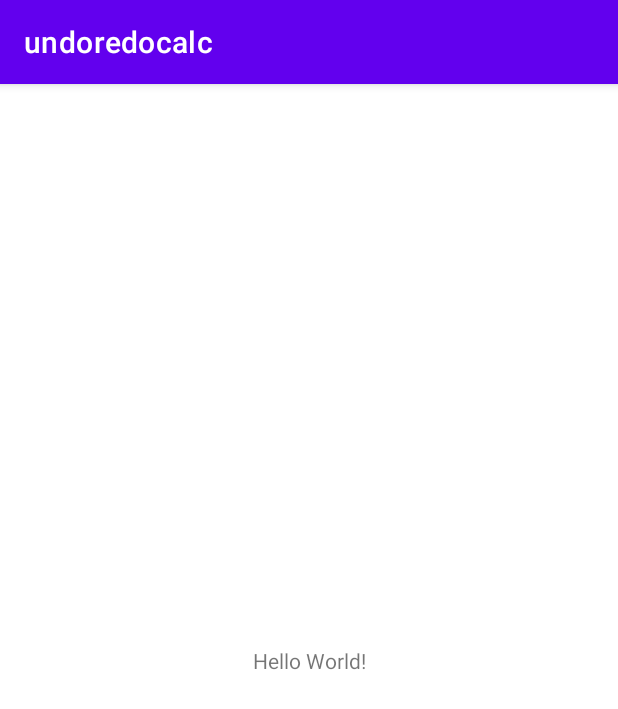
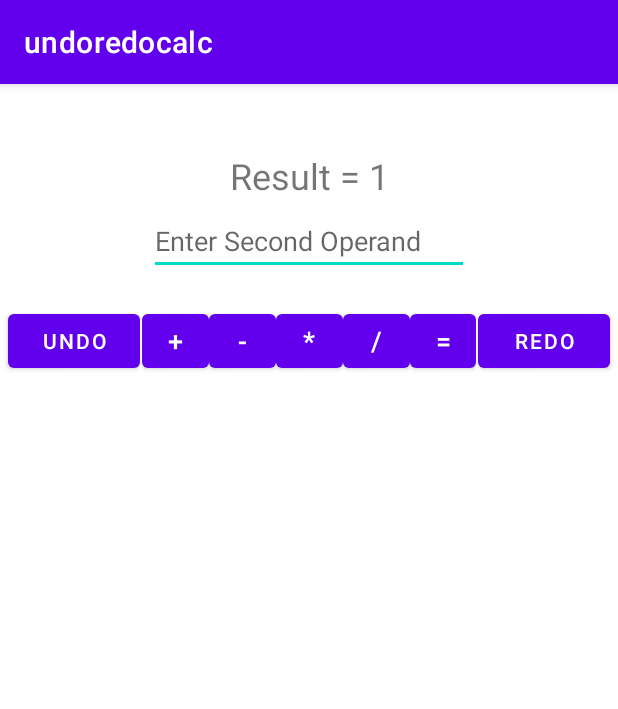
Before and after one commit to iHeroGH/UndoRedoCalc, an Android app: the screen it shows after launch (MainActivity), on a phone screen of 412 x 824 dp. Shown: the top 709 px of the screen. Run offline under Robolectric (Android 15) with nearby library versions, the phone set to English and light mode, and no system bars.

Commit message:
Created the main UI (text enter, operators, undo/redo)

```diff
--- a/app/build.gradle
+++ b/app/build.gradle
@@ -33,6 +33,7 @@ dependencies {
     implementation 'androidx.appcompat:appcompat:1.2.0'
     implementation 'com.google.android.material:material:1.3.0'
     implementation 'androidx.constraintlayout:constraintlayout:2.0.4'
+    implementation 'androidx.gridlayout:gridlayout:1.0.0'
     testImplementation 'junit:junit:4.+'
     androidTestImplementation 'androidx.test.ext:junit:1.1.2'
     androidTestImplementation 'androidx.test.espresso:espresso-core:3.3.0'
--- a/app/src/main/java/georgematta/undoredocalc/MainActivity.java
+++ b/app/src/main/java/georgematta/undoredocalc/MainActivity.java
@@ -3,8 +3,29 @@ package georgematta.undoredocalc;
 import androidx.appcompat.app.AppCompatActivity;
 
 import android.os.Bundle;
+import android.util.Log;
+import android.view.View;
+import android.widget.Button;
+import android.widget.TextView;
 
 public class MainActivity extends AppCompatActivity {
+
+    private String operator;
+    private String secondOperand;
+
+    public void eqClick(View view){
+        return;
+    }
+
+    public void operClick(View view){
+
+        String operatorChosen = ((Button) view).getText().toString();
+
+        this.operator = operatorChosen;
+
+        Log.i("New Operator Chosen", this.operator);
+
+    }
 
     @Override
     protected void onCreate(Bundle savedInstanceState) {
--- a/app/src/main/res/layout/activity_main.xml
+++ b/app/src/main/res/layout/activity_main.xml
@@ -7,12 +7,111 @@
     tools:context=".MainActivity">
 
     <TextView
+        android:id="@+id/resultTextView"
+        android:layout_width="134dp"
+        android:layout_height="32dp"
+        android:layout_marginStart="141dp"
+        android:layout_marginTop="24dp"
+        android:layout_marginEnd="141dp"
+        android:layout_marginBottom="671dp"
+        android:text="Result = 1"
+        android:textAlignment="center"
+        android:textSize="24sp"
+        app:layout_constraintBottom_toBottomOf="parent"
+        app:layout_constraintEnd_toEndOf="parent"
+        app:layout_constraintStart_toStartOf="parent"
+        app:layout_constraintTop_toTopOf="parent" />
+
+    <EditText
+        android:id="@+id/editTextNumber"
         android:layout_width="wrap_content"
         android:layout_height="wrap_content"
-        android:text="Hello World!"
-        app:layout_constraintBottom_toBottomOf="parent"
-        app:layout_constraintLeft_toLeftOf="parent"
-        app:layout_constraintRight_toRightOf="parent"
-        app:layout_constraintTop_toTopOf="parent" />
+        android:layout_marginStart="100dp"
+        android:layout_marginTop="5dp"
+        android:layout_marginEnd="100dp"
+        android:ems="10"
+        android:hint="Enter Second Operand"
+        android:inputType="number"
+        app:layout_constraintEnd_toEndOf="parent"
+        app:layout_constraintStart_toStartOf="parent"
+        app:layout_constraintTop_toBottomOf="@+id/resultTextView" />
+
+    <Button
+        android:id="@+id/undoButton"
+        android:layout_width="wrap_content"
+        android:layout_height="wrap_content"
+        android:layout_marginStart="5dp"
+        android:layout_marginTop="20dp"
+        android:text="Undo"
+        app:layout_constraintStart_toStartOf="parent"
+        app:layout_constraintTop_toBottomOf="@+id/editTextNumber" />
+
+    <Button
+        android:id="@+id/redoButton"
+        android:layout_width="wrap_content"
+        android:layout_height="wrap_content"
+        android:layout_marginTop="20dp"
+        android:layout_marginEnd="5dp"
+        android:text="Redo"
+        app:layout_constraintEnd_toEndOf="parent"
+        app:layout_constraintTop_toBottomOf="@+id/editTextNumber" />
+
+    <LinearLayout
+        android:layout_width="0dp"
+        android:layout_height="50dp"
+        android:layout_marginStart="1dp"
+        android:layout_marginTop="20dp"
+        android:layout_marginEnd="1dp"
+        android:orientation="horizontal"
+        app:layout_constraintEnd_toStartOf="@+id/redoButton"
+        app:layout_constraintStart_toEndOf="@+id/undoButton"
+        app:layout_constraintTop_toBottomOf="@+id/editTextNumber">
+
+        <Button
+            android:id="@+id/plusButton"
+            android:layout_width="wrap_content"
+            android:layout_height="wrap_content"
+            android:layout_weight="1"
+            android:onClick="operClick"
+            android:text="+"
+            android:textSize="18sp" />
+
+        <Button
+            android:id="@+id/minusButton"
+            android:layout_width="wrap_content"
+            android:layout_height="wrap_content"
+            android:layout_weight="1"
+            android:onClick="operClick"
+            android:text="-"
+            android:textSize="18sp" />
+
+        <Button
+            android:id="@+id/multButton"
+            android:layout_width="wrap_content"
+            android:layout_height="wrap_content"
+            android:layout_weight="1"
+            android:onClick="operClick"
+            android:text="*"
+            android:textSize="18sp" />
+
+        <Button
+            android:id="@+id/divButton"
+            android:layout_width="wrap_content"
+            android:layout_height="wrap_content"
+            android:layout_weight="1"
+            android:onClick="operClick"
+            android:text="/"
+            android:textSize="18sp" />
+
+        <Button
+            android:id="@+id/eqButton"
+            android:layout_width="wrap_content"
+            android:layout_height="wrap_content"
+            android:layout_weight="1"
+            android:onClick="eqClick"
+            android:text="="
+            android:textSize="18sp" />
+    </LinearLayout>
+
 
 </androidx.constraintlayout.widget.ConstraintLayout>
```
